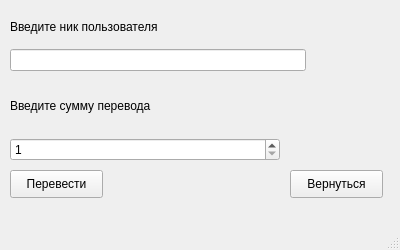
First picture: the form in ui/transfer.ui, repository koluiree/Bank_System, before the edit.
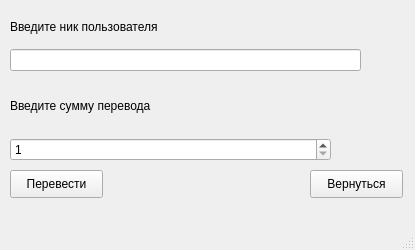
Second picture: the form after the edit. Icons and pictures are not drawn.

The edit to the form file:
```diff
--- a/ui/transfer.ui
+++ b/ui/transfer.ui
@@ -6,19 +6,25 @@
    <rect>
     <x>0</x>
     <y>0</y>
-    <width>400</width>
+    <width>415</width>
     <height>250</height>
    </rect>
   </property>
+  <property name="sizePolicy">
+   <sizepolicy hsizetype="Fixed" vsizetype="Fixed">
+    <horstretch>0</horstretch>
+    <verstretch>0</verstretch>
+   </sizepolicy>
+  </property>
   <property name="minimumSize">
    <size>
-    <width>400</width>
+    <width>415</width>
     <height>250</height>
    </size>
   </property>
   <property name="maximumSize">
    <size>
-    <width>400</width>
+    <width>415</width>
     <height>250</height>
    </size>
   </property>
@@ -46,7 +52,7 @@
    <widget class="QPushButton" name="back_button">
     <property name="geometry">
      <rect>
-      <x>290</x>
+      <x>310</x>
       <y>170</y>
       <width>93</width>
       <height>28</height>
@@ -61,7 +67,7 @@
      <rect>
       <x>10</x>
       <y>10</y>
-      <width>296</width>
+      <width>351</width>
       <height>61</height>
      </rect>
     </property>
@@ -83,7 +89,7 @@
      <rect>
       <x>10</x>
       <y>80</y>
-      <width>270</width>
+      <width>321</width>
       <height>81</height>
      </rect>
     </property>
@@ -112,7 +118,7 @@
      <rect>
       <x>110</x>
       <y>170</y>
-      <width>171</width>
+      <width>191</width>
       <height>21</height>
      </rect>
     </property>
```
Left out of the diff: 8 changed lines with no effect on the pictures.
